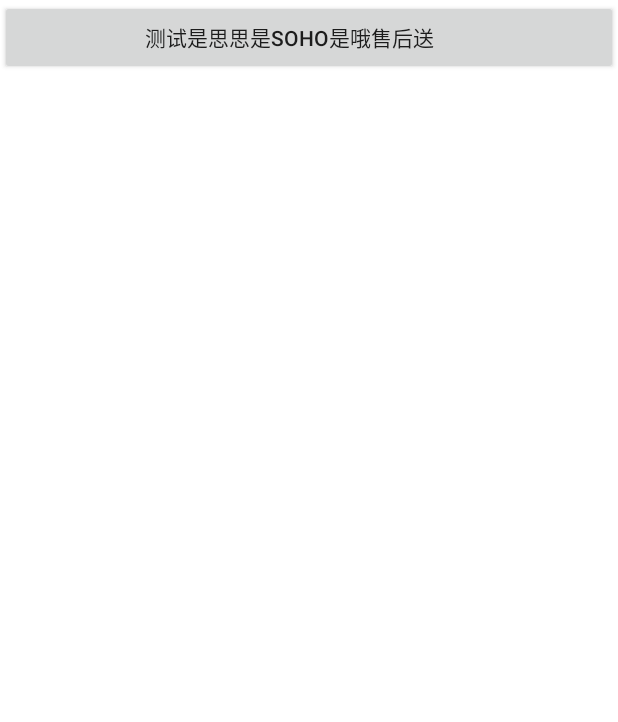
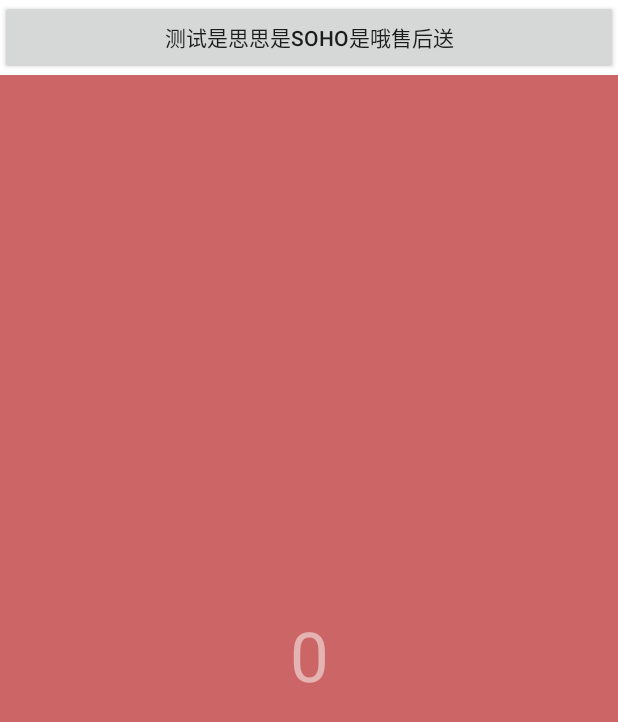
Before and after one commit to limajia/PracticesRep, an Android app: the ScrollerTestActivity screen opened directly, with no data from a screen before it, on a phone screen of 412 x 824 dp. Shown: the top 722 px of the screen. Run offline under Robolectric (Android 15) with nearby library versions, the phone set to English and light mode, and no system bars.

Commit message:
Scroller初步添加

```diff
--- /dev/null
+++ b/app/src/main/java/com/mlj/practicesrep/scrollertest/Case1ViewGroup.java
@@ -0,0 +1,111 @@
+package com.mlj.practicesrep.scrollertest;
+
+import android.content.Context;
+import android.util.AttributeSet;
+import android.util.TypedValue;
+import android.view.Gravity;
+import android.view.View;
+import android.view.ViewGroup;
+import android.widget.TextView;
+
+/**
+ * 示例：自定义 ViewGroup，包含几个一字排开的子 View，
+ * 每个子 View 都与该 ViewGroup 一样大。
+ * 调用 moveToIndex 方法会调用 scrollTo 方法，从而瞬时滚动到某一位置
+ */
+public class Case1ViewGroup extends ViewGroup {
+    public static final int CHILD_NUMBER = 6;
+    private int mCurrentIndex = 0;
+
+    public Case1ViewGroup(Context context) {
+        super(context);
+        init();
+    }
+
+    public Case1ViewGroup(Context context, AttributeSet attrs) {
+        super(context, attrs);
+        init();
+    }
+
+    public Case1ViewGroup(Context context, AttributeSet attrs, int defStyleAttr) {
+        super(context, attrs, defStyleAttr);
+        init();
+    }
+
+    private void init() {
+        // 添加几个子 View
+        for (int i = 0; i < CHILD_NUMBER; i++) {
+            TextView child = new TextView(getContext());
+            int color;
+            switch (i % 3) {
+                case 0:
+                    color = 0xffcc6666;
+                    break;
+                case 1:
+                    color = 0xffcccc66;
+                    break;
+                case 2:
+                default:
+                    color = 0xff6666cc;
+                    break;
+            }
+            child.setBackgroundColor(color);
+            child.setGravity(Gravity.CENTER);
+            child.setTextSize(TypedValue.COMPLEX_UNIT_SP, 46);
+            child.setTextColor(0x80ffffff);
+            child.setText(String.valueOf(i));
+            addView(child);
+        }
+    }
+
+    @Override
+    protected void onMeasure(int widthMeasureSpec, int heightMeasureSpec) {
+        int width = MeasureSpec.getSize(widthMeasureSpec);
+        int height = MeasureSpec.getSize(heightMeasureSpec);
+        // 每个子 View 都与自己一样大
+        for (int i = 0, childCount = getChildCount(); i < childCount; i++) {
+            View childView = getChildAt(i);
+            childView.measure(
+                    MeasureSpec.makeMeasureSpec(width, MeasureSpec.EXACTLY),
+                    MeasureSpec.makeMeasureSpec(height, MeasureSpec.EXACTLY));
+        }
+        setMeasuredDimension(width, height);
+    }
+
+    @Override
+    protected void onLayout(boolean changed, int l, int t, int r, int b) {
+        // 子 View 一字排开
+        for (int i = 0, childCount = getChildCount(); i < childCount; i++) {
+            View childView = getChildAt(i);
+            childView.layout(getWidth() * i, 0, getWidth() * (i + 1), b - t);
+        }
+    }
+
+    /**
+     * 瞬时滚动到第几个子 View
+     *
+     * @param targetIndex 要移动到第几个子 View
+     */
+    public void moveToIndex(int targetIndex) {
+        if (!canMoveToIndex(targetIndex)) {
+            return;
+        }
+        scrollTo(targetIndex * getWidth(), getScrollY());
+        mCurrentIndex = targetIndex;
+        invalidate();
+    }
+
+    /**
+     * 判断移动的子 View 下标是否合法
+     *
+     * @param index 要移动到第几个子 View
+     * @return index 是否合法
+     */
+    public boolean canMoveToIndex(int index) {
+        return index < CHILD_NUMBER && index >= 0;
+    }
+
+    public int getCurrentIndex() {
+        return mCurrentIndex;
+    }
+}
--- a/app/src/main/java/com/mlj/practicesrep/scrollertest/ScrollerTestActivity.java
+++ b/app/src/main/java/com/mlj/practicesrep/scrollertest/ScrollerTestActivity.java
@@ -12,27 +12,11 @@ import com.mlj.practicesrep.R;
  * 滚动测试
  */
 public class ScrollerTestActivity extends AppCompatActivity {
-    private View mCustomView;
-    private Runnable runnable = new Runnable() {
-        int origin = 0;
-//        float origin = 1.0f;
-
-        @Override
-        public void run() {
-            origin += 5;
-//            origin *= 1.1f;
-            mCustomView.scrollBy(10,0);
-            mCustomView.postDelayed(this, 1000);
-        }
-    };
-    private View rootView;
 
     @Override
     protected void onCreate(Bundle savedInstanceState) {
         super.onCreate(savedInstanceState);
         setContentView(R.layout.activity_scroller_test);
-        mCustomView = findViewById(R.id.custom_view);
-        rootView = findViewById(R.id.root_view);
-        mCustomView.post(runnable);
+
     }
 }
--- a/app/src/main/java/com/mlj/practicesrep/scrollertest/CustomView.java
+++ b/app/src/main/java/com/mlj/practicesrep/scrollertest/btn/CustomView.java
@@ -1,4 +1,4 @@
-package com.mlj.practicesrep.scrollertest;
+package com.mlj.practicesrep.scrollertest.btn;
 
 import android.content.Context;
 import android.graphics.Canvas;
--- a/app/src/main/java/com/mlj/practicesrep/scrollertest/CustomViewGroup.java
+++ b/app/src/main/java/com/mlj/practicesrep/scrollertest/btn/CustomViewGroup.java
@@ -1,12 +1,12 @@
-package com.mlj.practicesrep.scrollertest;
+package com.mlj.practicesrep.scrollertest.btn;
 
 import android.content.Context;
 import android.graphics.Canvas;
 import android.util.AttributeSet;
 import android.util.Log;
-import android.widget.RelativeLayout;
+import android.widget.LinearLayout;
 
-public class CustomViewGroup extends RelativeLayout {
+public class CustomViewGroup extends LinearLayout {
     private static final String TAG = "CustomViewGroup";
 
     public CustomViewGroup(Context context) {
--- a/app/src/main/res/layout/activity_scroller_test.xml
+++ b/app/src/main/res/layout/activity_scroller_test.xml
@@ -1,15 +1,22 @@
 <?xml version="1.0" encoding="utf-8"?>
-<com.mlj.practicesrep.scrollertest.CustomViewGroup xmlns:android="http://schemas.android.com/apk/res/android"
+<com.mlj.practicesrep.scrollertest.btn.CustomViewGroup xmlns:android="http://schemas.android.com/apk/res/android"
     xmlns:tools="http://schemas.android.com/tools"
     android:id="@+id/root_view"
     android:layout_width="match_parent"
     android:layout_height="match_parent"
+    android:orientation="vertical"
     tools:context=".scrollertest.ScrollerTestActivity">
 
-    <com.mlj.practicesrep.scrollertest.CustomView
+    <com.mlj.practicesrep.scrollertest.btn.CustomView
         android:id="@+id/custom_view"
         android:layout_width="match_parent"
         android:layout_height="50dp"
         android:text="测试是思思是SOHO是哦售后送" />
 
-</com.mlj.practicesrep.scrollertest.CustomViewGroup>
+    <com.mlj.practicesrep.scrollertest.Case1ViewGroup
+        android:id="@+id/case1ViewGroup"
+        android:layout_width="match_parent"
+        android:layout_height="wrap_content" />
+
+
+</com.mlj.practicesrep.scrollertest.btn.CustomViewGroup>
```
Also changed, not shown: 1 other file.
